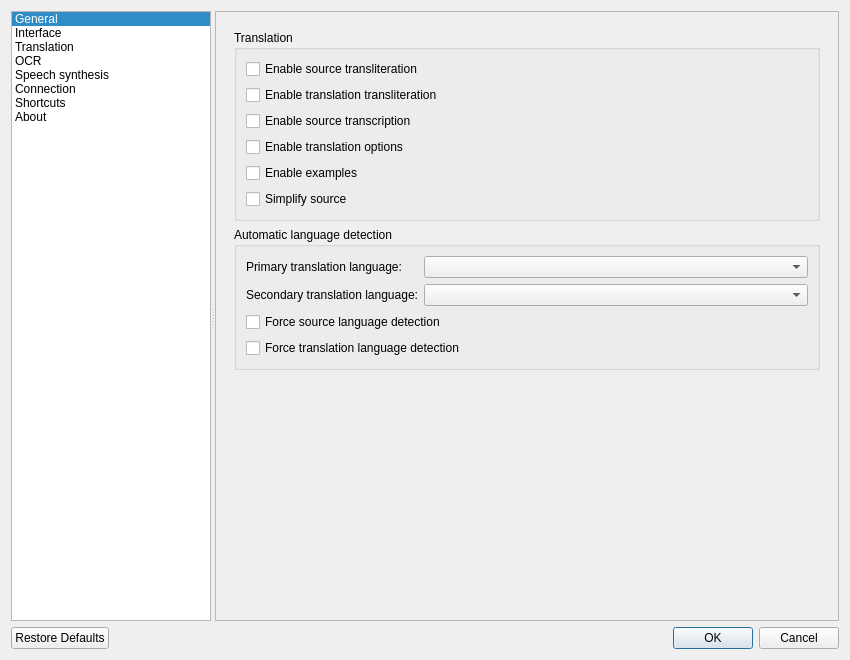
This is src/settings/settingsdialog.ui in crow-translate/crow-translate as Qt 5 draws it before an edit. The edited form follows.
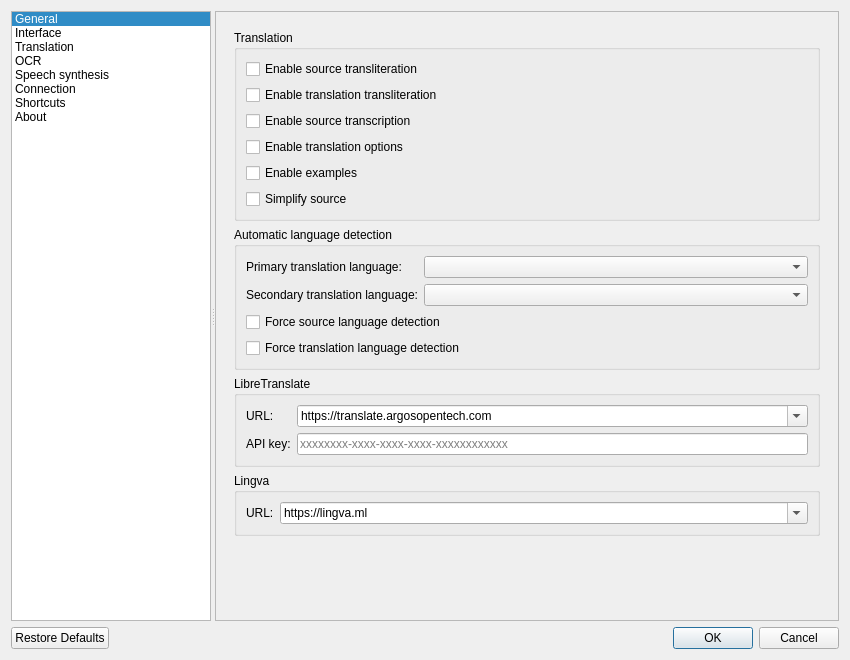
This is the edited form. The open tabs and pages were chosen to show the change. Icons and pictures are not drawn. Custom widgets are drawn as their Qt base class.

Commit message: Add Libre and Lingva engines

The edit to the form file:
```diff
--- a/src/settings/settingsdialog.ui
+++ b/src/settings/settingsdialog.ui
@@ -127,7 +127,7 @@
          <x>0</x>
          <y>0</y>
          <width>633</width>
-         <height>604</height>
+         <height>605</height>
         </rect>
        </property>
        <layout class="QVBoxLayout" name="verticalLayout_2">
@@ -768,6 +768,131 @@
               </layout>
              </widget>
             </item>
+            <item>
+             <widget class="QGroupBox" name="libreTranslateGroupBox">
+              <property name="title">
+               <string notr="true">LibreTranslate</string>
+              </property>
+              <layout class="QFormLayout" name="formLayout_10">
+               <item row="1" column="0">
+                <widget class="QLabel" name="libreTranslateUrlLabel">
+                 <property name="text">
+                  <string notr="true">URL:</string>
+                 </property>
+                </widget>
+               </item>
+               <item row="2" column="1">
+                <widget class="QLineEdit" name="libreTranslateApiKeyTextEdit">
+                 <property name="toolTip">
+                  <string>&lt;html&gt;&lt;head/&gt;&lt;body&gt;&lt;p&gt;LibreTranslate instance API key&lt;/p&gt;&lt;p&gt;Free instances listed here doesn't require a key, so field can be empty&lt;/p&gt;&lt;/body&gt;&lt;/html&gt;</string>
+                 </property>
+                 <property name="text">
+                  <string notr="true"/>
+                 </property>
+                 <property name="placeholderText">
+                  <string notr="true">xxxxxxxx-xxxx-xxxx-xxxx-xxxxxxxxxxxx</string>
+                 </property>
+                </widget>
+               </item>
+               <item row="2" column="0">
+                <widget class="QLabel" name="libreTranslateApiKeyLabel">
+                 <property name="text">
+                  <string>API key:</string>
+                 </property>
+                </widget>
+               </item>
+               <item row="1" column="1">
+                <widget class="QComboBox" name="libreTranslateUrlComboBox">
+                 <property name="sizePolicy">
+                  <sizepolicy hsizetype="MinimumExpanding" vsizetype="Fixed">
+                   <horstretch>0</horstretch>
+                   <verstretch>0</verstretch>
+                  </sizepolicy>
+                 </property>
+                 <property name="toolTip">
+                  <string>&lt;html&gt;&lt;head/&gt;&lt;body&gt;&lt;p&gt;LibreTranslate engine URL string&lt;/p&gt;&lt;p&gt;All instances can be found here: https://github.com/LibreTranslate/LibreTranslate#mirrors&lt;/p&gt;&lt;/body&gt;&lt;/html&gt;</string>
+                 </property>
+                 <property name="editable">
+                  <bool>true</bool>
+                 </property>
+                 <property name="currentText">
+                  <string notr="true">https://translate.argosopentech.com</string>
+                 </property>
+                 <item>
+                  <property name="text">
+                   <string notr="true">https://translate.argosopentech.com</string>
+                  </property>
+                 </item>
+                 <item>
+                  <property name="text">
+                   <string notr="true">https://translate.astian.org</string>
+                  </property>
+                 </item>
+                 <item>
+                  <property name="text">
+                   <string notr="true">https://translate.mentality.rip</string>
+                  </property>
+                 </item>
+                 <item>
+                  <property name="text">
+                   <string notr="true">https://libretranslate.de</string>
+                  </property>
+                 </item>
+                </widget>
+               </item>
+              </layout>
+             </widget>
+            </item>
+            <item>
+             <widget class="QGroupBox" name="lingvaGroupBox">
+              <property name="title">
+               <string notr="true">Lingva</string>
+              </property>
+              <layout class="QFormLayout" name="formLayout_11">
+               <item row="0" column="0">
+                <widget class="QLabel" name="lingvaUrlLabel">
+                 <property name="text">
+                  <string notr="true">URL:</string>
+                 </property>
+                </widget>
+               </item>
+               <item row="0" column="1">
+                <widget class="QComboBox" name="lingvaUrlComboBox">
+                 <property name="sizePolicy">
+                  <sizepolicy hsizetype="MinimumExpanding" vsizetype="Fixed">
+                   <horstretch>0</horstretch>
+                   <verstretch>0</verstretch>
+                  </sizepolicy>
+                 </property>
+                 <property name="toolTip">
+                  <string>&lt;html&gt;&lt;head/&gt;&lt;body&gt;&lt;p&gt;Lingva engine URL string&lt;/p&gt;&lt;p&gt;All instances can be found here: https://github.com/TheDavidDelta/lingva-translate#instances&lt;/p&gt;&lt;/body&gt;&lt;/html&gt;</string>
+                 </property>
+                 <property name="editable">
+                  <bool>true</bool>
+                 </property>
+                 <property name="currentText">
+                  <string notr="true">https://lingva.ml</string>
+                 </property>
+                 <item>
+                  <property name="text">
+                   <string notr="true">https://lingva.ml</string>
+                  </property>
+                 </item>
+                 <item>
+                  <property name="text">
+                   <string notr="true">https://translate.alefvanoon.xyz</string>
+                  </property>
+                 </item>
+                 <item>
+                  <property name="text">
+                   <string notr="true">https://translate.igna.rocks</string>
+                  </property>
+                 </item>
+                </widget>
+               </item>
+              </layout>
+             </widget>
+            </item>
             <item>
              <spacer name="translationPageSpacer">
               <property name="orientation">
```
Left out of the diff: 6 changed lines with no effect on the pictures. The commit also changes 16 other files.
